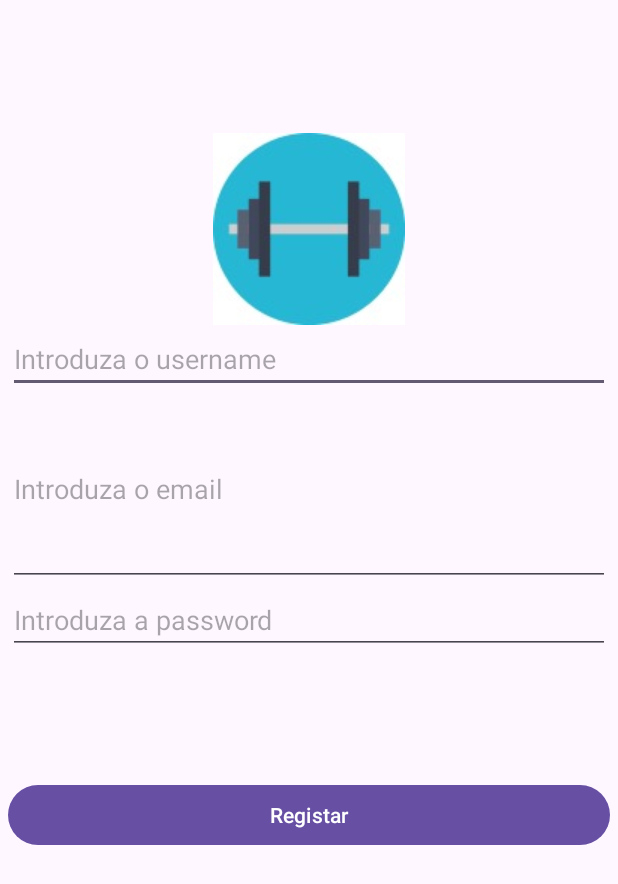
After one commit to DiogoVieira4273/TESP-PSI-PrSI-2024-2025, an Android app: the RegistoActivity screen opened directly, with no data from a screen before it, on a phone screen of 412 x 824 dp. The commit adds this screen. Shown: the top 884 px of the screen. Run offline under Robolectric (Android 15) with nearby library versions, the phone set to English and light mode, and no system bars.

Commit message:
Layout do IP, do Login e do Registo de AMSI

```diff
--- /dev/null
+++ b/AMSI/Projeto/app/src/main/java/pt/ipleiria/estg/projeto/produtosginasio/RegistoActivity.java
@@ -0,0 +1,22 @@
+package pt.ipleiria.estg.projeto.produtosginasio;
+
+import android.os.Bundle;
+import android.view.View;
+
+import androidx.activity.EdgeToEdge;
+import androidx.appcompat.app.AppCompatActivity;
+import androidx.core.graphics.Insets;
+import androidx.core.view.ViewCompat;
+import androidx.core.view.WindowInsetsCompat;
+
+public class RegistoActivity extends AppCompatActivity {
+
+    @Override
+    protected void onCreate(Bundle savedInstanceState) {
+        super.onCreate(savedInstanceState);
+        setContentView(R.layout.activity_registo);
+    }
+
+    public void onClickRegistar(View view) {
+    }
+}
--- /dev/null
+++ b/AMSI/Projeto/app/src/main/res/layout/activity_registo.xml
@@ -0,0 +1,67 @@
+<?xml version="1.0" encoding="utf-8"?>
+<LinearLayout xmlns:android="http://schemas.android.com/apk/res/android"
+    xmlns:app="http://schemas.android.com/apk/res-auto"
+    xmlns:tools="http://schemas.android.com/tools"
+    android:id="@+id/main"
+    android:layout_width="match_parent"
+    android:layout_height="match_parent"
+    android:layout_margin="5dp"
+    android:orientation="vertical"
+    tools:context=".RegistoActivity">
+
+    <LinearLayout
+        android:layout_width="match_parent"
+        android:layout_height="match_parent"
+        android:orientation="vertical">
+
+        <Space
+            android:layout_width="match_parent"
+            android:layout_height="wrap_content"
+            android:layout_weight="0.1" />
+
+        <ImageView
+            android:id="@+id/imgLogo"
+            android:layout_width="match_parent"
+            android:layout_height="wrap_content"
+            android:src="@drawable/logotipo_projeto" />
+
+        <EditText
+            android:id="@+id/etUsername"
+            android:layout_width="match_parent"
+            android:layout_height="wrap_content"
+            android:hint="@string/txt_username"
+            android:inputType="text" />
+
+        <EditText
+            android:id="@+id/etEmail"
+            android:layout_width="match_parent"
+            android:layout_height="wrap_content"
+            android:layout_weight="0.1"
+            android:inputType="textEmailAddress"
+            android:hint="@string/txt_email"/>
+
+        <EditText
+            android:id="@+id/etPassword"
+            android:layout_width="match_parent"
+            android:layout_height="wrap_content"
+            android:hint="@string/txt_password"
+            android:inputType="textPassword" />
+
+        <Space
+            android:layout_width="match_parent"
+            android:layout_height="0dp"
+            android:layout_weight="0.1" />
+
+        <Button
+            android:id="@+id/btnRegistar"
+            android:layout_width="match_parent"
+            android:layout_height="wrap_content"
+            android:onClick="onClickRegistar"
+            android:text="@string/txt_registar" />
+
+        <Space
+            android:layout_width="match_parent"
+            android:layout_height="0dp"
+            android:layout_weight="0.3" />
+    </LinearLayout>
+</LinearLayout>
--- a/AMSI/Projeto/app/src/main/res/values/strings.xml
+++ b/AMSI/Projeto/app/src/main/res/values/strings.xml
@@ -1,3 +1,10 @@
 <resources>
     <string name="app_name">ProdutosGinasio</string>
+    <string name="txt_username">Introduza o username</string>
+    <string name="txt_password">Introduza a password</string>
+    <string name="txt_login">Login</string>
+    <string name="txt_email">Introduza o email</string>
+    <string name="txt_ip">Introduza o IP</string>
+    <string name="txt_ligacao_servidor">Ligar ao servidor</string>
+    <string name="txt_registar">Registar</string>
 </resources>
```
Also changed, not shown: AMSI/Projeto/app/src/main/AndroidManifest.xml (+9 -0 lines), AMSI/Projeto/app/src/main/java/pt/ipleiria/estg/projeto/produtosginasio/LoginActivity.java (added, +25 -0 lines), AMSI/Projeto/app/src/main/java/pt/ipleiria/estg/projeto/produtosginasio/ipActivity.java (added, +24 -0 lines), AMSI/Projeto/app/src/main/res/layout/activity_ip.xml (added, +54 -0 lines), AMSI/Projeto/app/src/main/res/layout/activity_login.xml (added, +59 -0 lines), AMSI/Projeto/app/src/main/res/drawable/logotipo_projeto.jpg (added).
